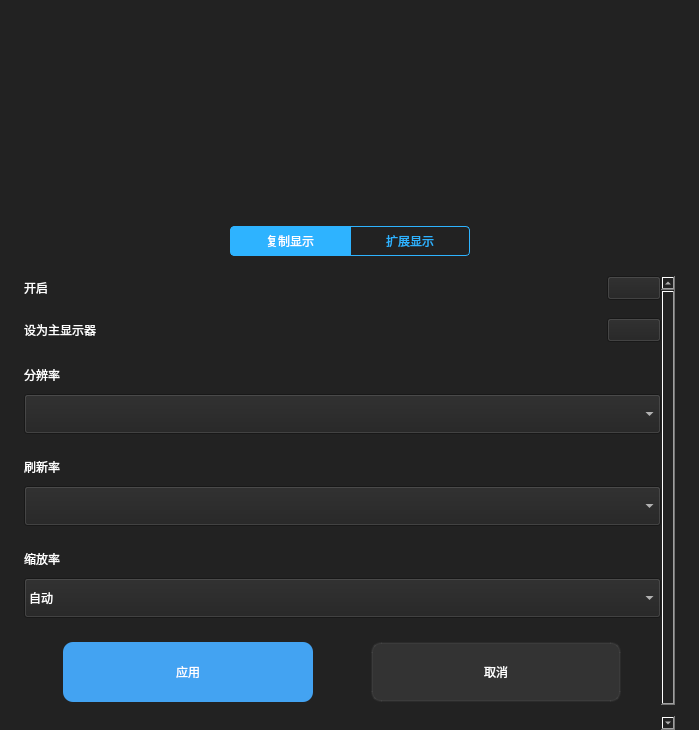
Old version of the form kiran-display-configuration.ui in the repository openeuler-mirror/kiran-control-panel.
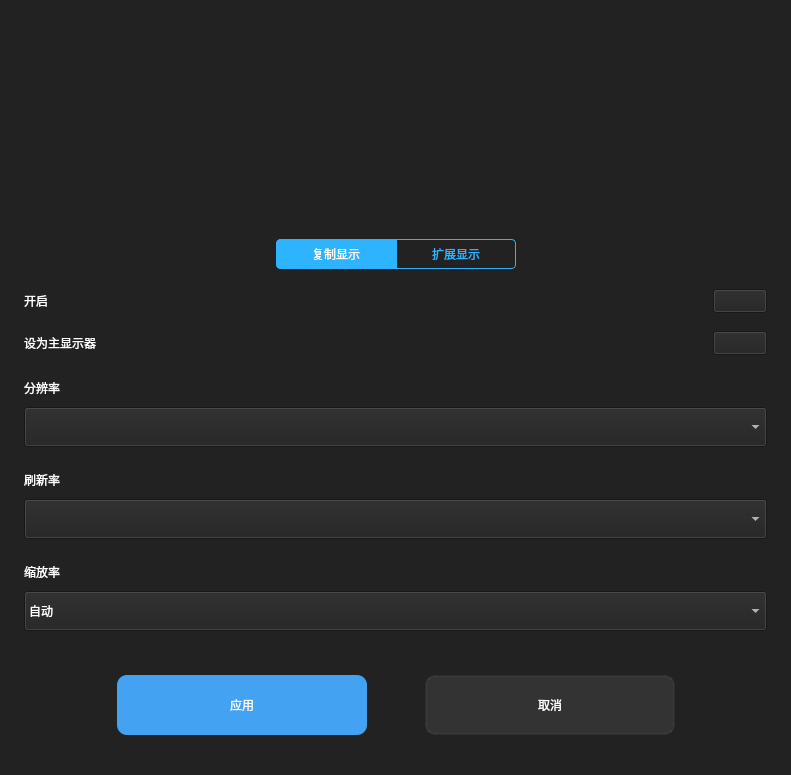
New version of the form. The open tabs and pages were chosen to show the change. Icons and pictures are not drawn. Custom widgets are drawn as their Qt base class.

The edit to the form file:
```diff
--- a/kiran-display-configuration.ui
+++ b/kiran-display-configuration.ui
@@ -6,8 +6,8 @@
    <rect>
     <x>0</x>
     <y>0</y>
-    <width>699</width>
-    <height>730</height>
+    <width>791</width>
+    <height>775</height>
    </rect>
   </property>
   <property name="windowTitle">
@@ -245,7 +245,7 @@
        <rect>
         <x>0</x>
         <y>0</y>
-        <width>676</width>
+        <width>729</width>
         <height>503</height>
        </rect>
       </property>
```
Left out of the diff: 2 changed lines with no effect on the pictures.
